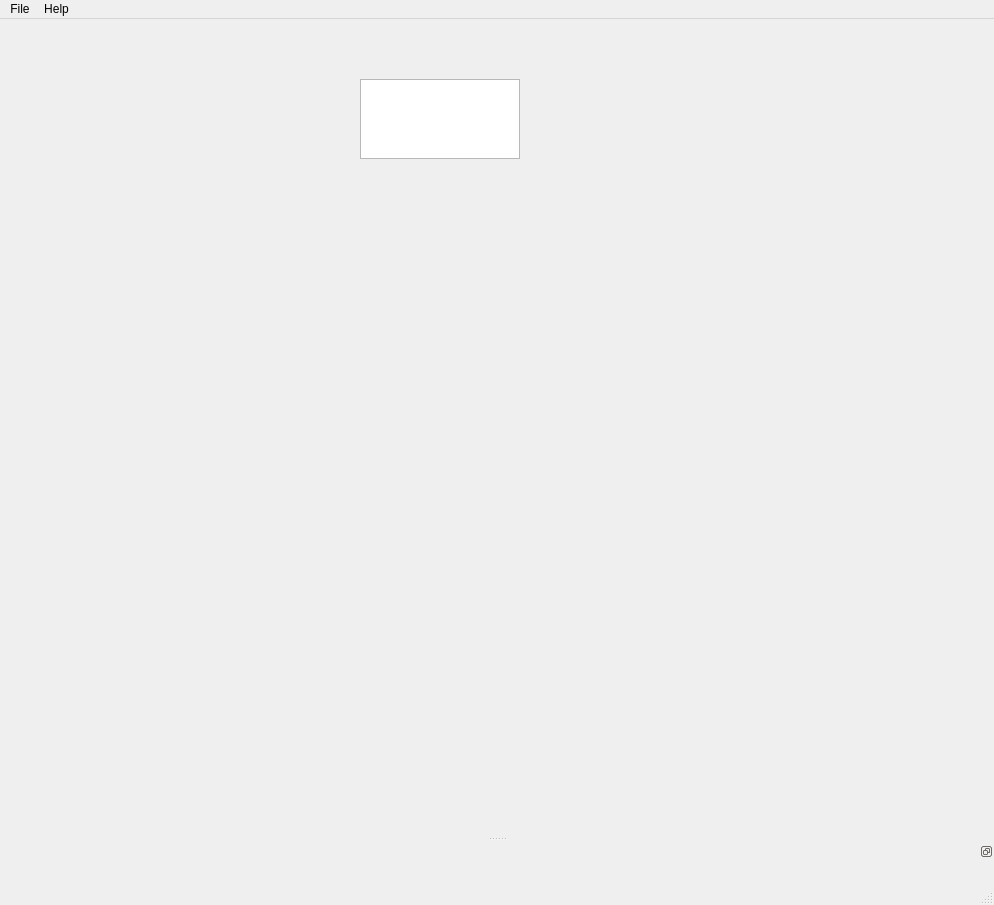
Before: the Qt Designer form siraj.ui in embedded-slam/siraj, drawn with Qt 5.
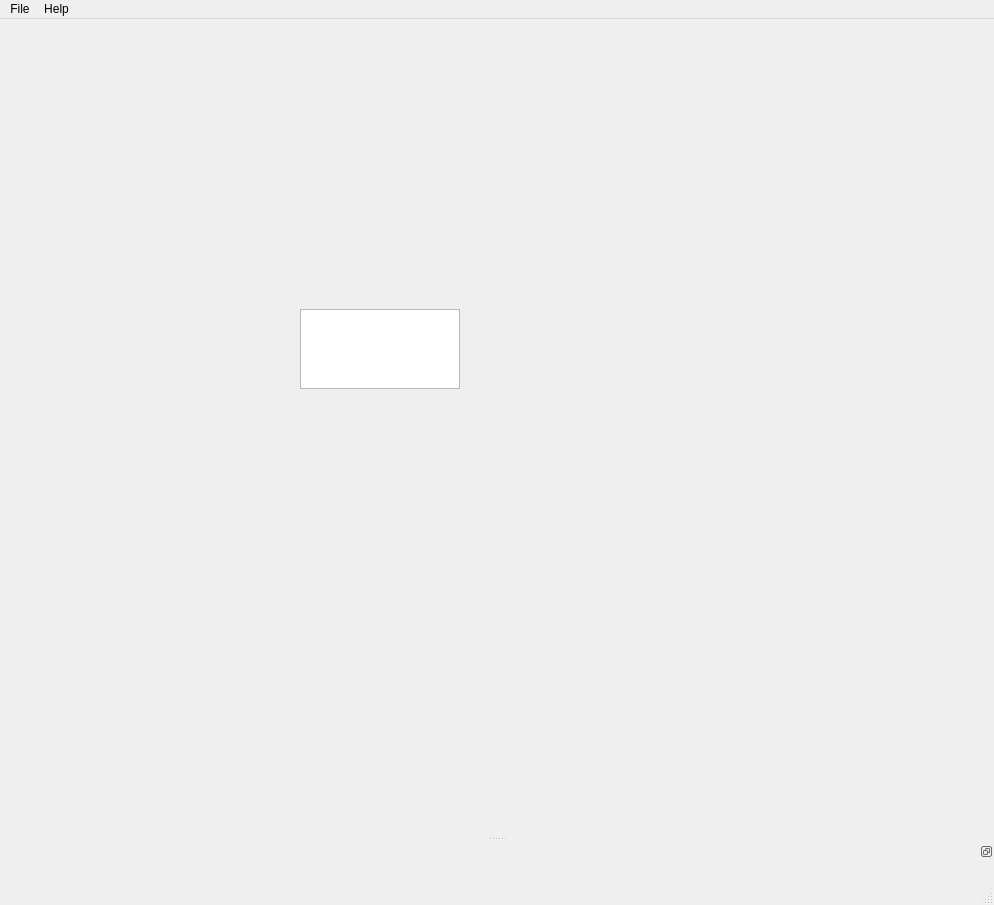
After: the same form once the commit is applied.

Patch:
```diff
--- a/siraj.ui
+++ b/siraj.ui
@@ -23,8 +23,8 @@
    <widget class="QWidget" name="verticalLayoutWidget">
     <property name="geometry">
      <rect>
-      <x>360</x>
-      <y>60</y>
+      <x>300</x>
+      <y>290</y>
       <width>160</width>
       <height>80</height>
      </rect>
```
Left out of the diff: 2 changed lines with no effect on the pictures.
